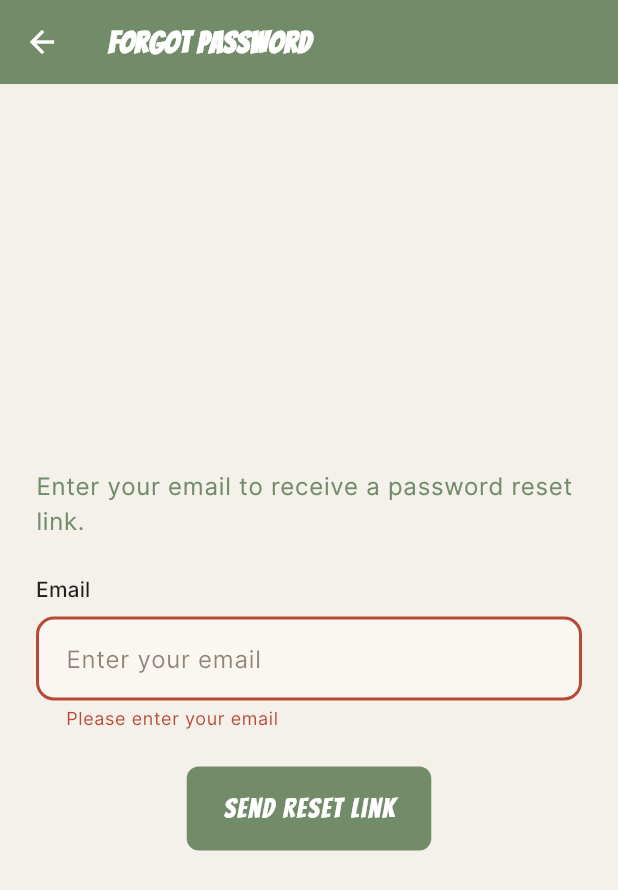
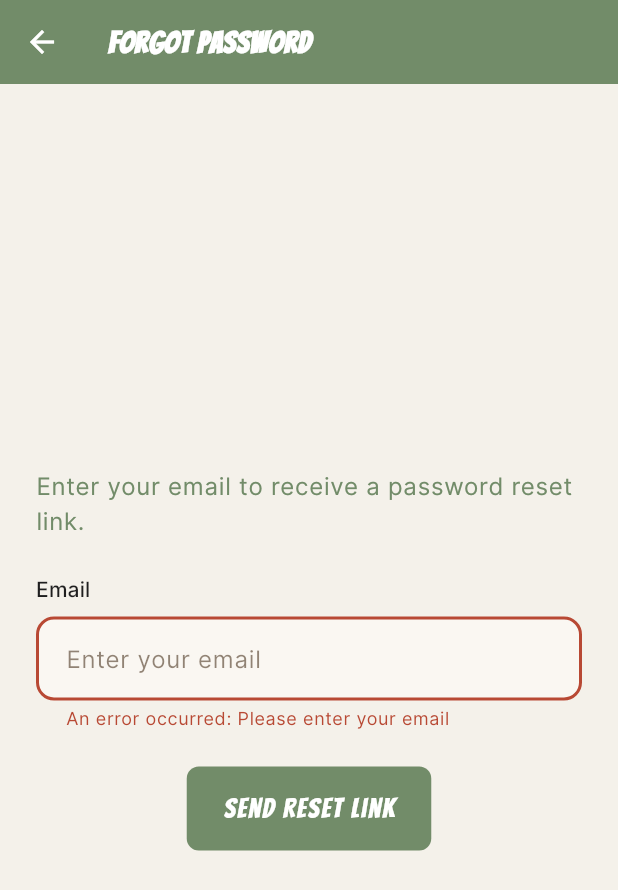
Before and after one commit to orourkera/go-ruck-yourself, a Flutter app: the ForgotPasswordScreen screen opened directly, after a tap on "Send Reset Link", on a phone screen of 412 x 824 dp. Shown: the top 890 px of the screen. Run offline on Flutter 3.47's test engine with Material 3 defaults, Android fonts, the phone set to English and light mode, and no system bars; our stand-ins replace bloc, dio, equatable, flutter_bloc, flutter_rating_bar, flutter_secure_storage and 4 more; accounts and stored records are empty.

Commit message:
Improve error UX: shared friendly error mapping for auth flows, fix email validation regex in forgot password screen

```diff
--- a/rucking_app/lib/features/auth/presentation/screens/forgot_password_screen.dart
+++ b/rucking_app/lib/features/auth/presentation/screens/forgot_password_screen.dart
@@ -5,6 +5,7 @@ import 'package:rucking_app/shared/theme/app_colors.dart';
 import 'package:rucking_app/shared/theme/app_text_styles.dart';
 import 'package:rucking_app/shared/widgets/custom_button.dart';
 import 'package:rucking_app/shared/widgets/custom_text_field.dart';
+import 'package:rucking_app/shared/utils/error_mapper.dart';
 
 class ForgotPasswordScreen extends StatefulWidget {
   const ForgotPasswordScreen({Key? key}) : super(key: key);
@@ -40,16 +41,16 @@ class _ForgotPasswordScreenState extends State<ForgotPasswordScreen> {
         final data = jsonDecode(response.body);
         if (response.statusCode == 200) {
           setState(() {
-            _message = data['message'] ?? 'If an account exists for this email, a password reset link has been sent.';
+            _message = mapFriendlyErrorMessage(data['message'] ?? 'If an account exists for this email, a password reset link has been sent.');
           });
         } else {
           setState(() {
-            _message = data['message'] ?? 'Failed to send reset link.';
+            _message = mapFriendlyErrorMessage(data['message'] ?? 'Failed to send reset link.');
           });
         }
       } catch (e) {
         setState(() {
-          _message = 'Network error. Please try again.';
+          _message = mapFriendlyErrorMessage(e.toString());
         });
       } finally {
         setState(() {
@@ -79,10 +80,10 @@ class _ForgotPasswordScreenState extends State<ForgotPasswordScreen> {
                 keyboardType: TextInputType.emailAddress,
                 validator: (value) {
                   if (value == null || value.isEmpty) {
-                    return 'Please enter your email';
+                    return mapFriendlyErrorMessage('Please enter your email');
                   }
-                  if (!RegExp(r'^[\w\-\.]+@([\w\-]+\.)+[\w\-]{2,4}\$').hasMatch(value)) {
-                    return 'Please enter a valid email';
+                  if (!RegExp(r'^[^@]+@[^@]+\.[^@]+').hasMatch(value)) {
+                    return mapFriendlyErrorMessage('Please enter a valid email');
                   }
                   return null;
                 },
--- a/rucking_app/lib/features/auth/presentation/screens/login_screen.dart
+++ b/rucking_app/lib/features/auth/presentation/screens/login_screen.dart
@@ -8,6 +8,7 @@ import 'package:rucking_app/shared/theme/app_colors.dart';
 import 'package:rucking_app/shared/theme/app_text_styles.dart';
 import 'package:rucking_app/shared/widgets/custom_button.dart';
 import 'package:rucking_app/shared/widgets/custom_text_field.dart';
+import 'package:rucking_app/shared/utils/error_mapper.dart';
 
 /// Login screen for user authentication
 class LoginScreen extends StatefulWidget {
@@ -56,7 +57,7 @@ class _LoginScreenState extends State<LoginScreen> {
           // Show error message if login fails
           ScaffoldMessenger.of(context).showSnackBar(
             SnackBar(
-              content: Text(state.message),
+              content: Text(mapFriendlyErrorMessage(state.message)),
               backgroundColor: AppColors.error,
             ),
           );
--- a/rucking_app/lib/features/splash/presentation/screens/splash_screen.dart
+++ b/rucking_app/lib/features/splash/presentation/screens/splash_screen.dart
@@ -100,7 +100,7 @@ class _SplashScreenState extends State<SplashScreen> with SingleTickerProviderSt
                 const SizedBox(height: 20),
                 // App tagline
                 Text(
-                  'Track your rucking, challenge yourself',
+                  'Track your distance, count your calories.',
                   style: AppTextStyles.subtitle1.copyWith(
                     color: Colors.white,
                     fontWeight: FontWeight.w500,
--- /dev/null
+++ b/rucking_app/lib/shared/utils/error_mapper.dart
@@ -0,0 +1,22 @@
+// Shared error message mapper for user-friendly errors
+String mapFriendlyErrorMessage(String? error) {
+  if (error == null) return 'An unexpected error occurred.';
+  final e = error.toLowerCase();
+
+  if (e.contains('500')) return 'Server error, please try again later.';
+  if (e.contains('401') || e.contains('403')) return 'You are not authorized. Please log in again.';
+  if (e.contains('404')) return 'Resource not found.';
+  if (e.contains('timeout')) return 'Network timeout. Please check your connection.';
+  if (e.contains('network')) return 'Network error. Please check your connection.';
+  if (e.contains('already exists') || e.contains('user already registered')) {
+    return 'An account already exists for this email. Please sign in instead.';
+  }
+  if (e.contains('invalid email')) return 'Please enter a valid email address.';
+  if (e.contains('password too short')) return 'Your password must be at least 8 characters.';
+  if (e.contains('weak password')) return 'Your password is too weak. Please choose a stronger one.';
+  if (e.contains('email') && e.contains('required')) return 'Email is required.';
+  if (e.contains('password') && e.contains('required')) return 'Password is required.';
+  // Add more mappings as needed
+
+  return 'An error occurred: $error';
+}
```
Also changed, not shown: rucking_app/lib/features/auth/presentation/screens/register_screen.dart (+2 -7 lines), 1 other file.
